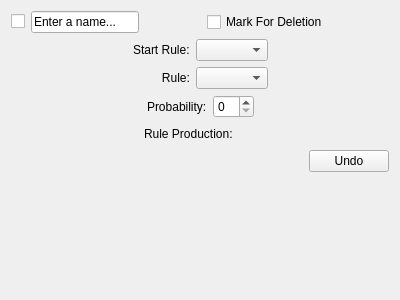
Before: the Qt Designer form GUI/L_System/Rules/ruleEntry.ui in Binyamin-Brion/L-System-Visualizer, drawn with Qt 5.
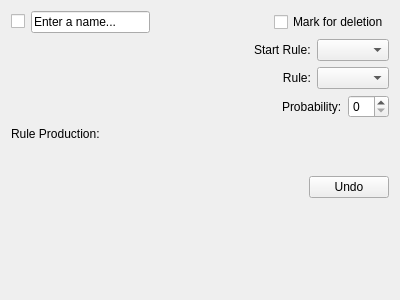
After: the same form once the commit is applied.

Commit message: - Output of running script is shown visually (no rendering of models yet though- just text output showing depth results) - Fixed bugs that occurred when running (execution and interpreting the script) - Rule entries in the GUI portion have their list of available variables and constants automatically updated instead of having to push a 'Refresh' button

Patch:
```diff
--- a/GUI/L_System/Rules/ruleEntry.ui
+++ b/GUI/L_System/Rules/ruleEntry.ui
@@ -46,23 +46,10 @@
      <item>
       <widget class="QCheckBox" name="selectedCheckBox">
        <property name="text">
-        <string>Mark For Deletion</string>
+        <string>Mark for deletion</string>
        </property>
       </widget>
      </item>
-     <item>
-      <spacer name="horizontalSpacer_6">
-       <property name="orientation">
-        <enum>Qt::Horizontal</enum>
-       </property>
-       <property name="sizeHint" stdset="0">
-        <size>
-         <width>40</width>
-         <height>20</height>
-        </size>
-       </property>
-      </spacer>
-     </item>
     </layout>
    </item>
    <item>
@@ -90,19 +77,6 @@
      <item>
       <widget class="QComboBox" name="startComboBox"/>
      </item>
-     <item>
-      <spacer name="horizontalSpacer_4">
-       <property name="orientation">
-        <enum>Qt::Horizontal</enum>
-       </property>
-       <property name="sizeHint" stdset="0">
-        <size>
-         <width>40</width>
-         <height>20</height>
-        </size>
-       </property>
-      </spacer>
-     </item>
     </layout>
    </item>
    <item>
@@ -130,19 +104,6 @@
      <item>
       <widget class="QComboBox" name="ruleComboBox"/>
      </item>
-     <item>
-      <spacer name="horizontalSpacer_7">
-       <property name="orientation">
-        <enum>Qt::Horizontal</enum>
-       </property>
-       <property name="sizeHint" stdset="0">
-        <size>
-         <width>40</width>
-         <height>20</height>
-        </size>
-       </property>
-      </spacer>
-     </item>
     </layout>
    </item>
    <item>
@@ -170,36 +131,10 @@
      <item>
       <widget class="QSpinBox" name="probabliltyValue"/>
      </item>
-     <item>
-      <spacer name="horizontalSpacer_10">
-       <property name="orientation">
-        <enum>Qt::Horizontal</enum>
-       </property>
-       <property name="sizeHint" stdset="0">
-        <size>
-         <width>40</width>
-         <height>20</height>
-        </size>
-       </property>
-      </spacer>
-     </item>
     </layout>
    </item>
    <item>
     <layout class="QHBoxLayout" name="horizontalLayout_4">
-     <item>
-      <spacer name="horizontalSpacer_5">
-       <property name="orientation">
-        <enum>Qt::Horizontal</enum>
-       </property>
-       <property name="sizeHint" stdset="0">
-        <size>
-         <width>40</width>
-         <height>20</height>
-        </size>
-       </property>
-      </spacer>
-     </item>
      <item>
       <widget class="QLabel" name="endRuleLabel">
        <property name="text">
@@ -232,7 +167,31 @@
    <item>
     <layout class="QHBoxLayout" name="horizontalLayout_7">
      <item>
-      <spacer name="horizontalSpacer_11">
+      <spacer name="horizontalSpacer_5">
+       <property name="orientation">
+        <enum>Qt::Horizontal</enum>
+       </property>
+       <property name="sizeHint" stdset="0">
+        <size>
+         <width>40</width>
+         <height>20</height>
+        </size>
+       </property>
+      </spacer>
+     </item>
+     <item>
+      <widget class="QLabel" name="productionLabel">
+       <property name="text">
+        <string/>
+       </property>
+      </widget>
+     </item>
+    </layout>
+   </item>
+   <item>
+    <layout class="QHBoxLayout" name="horizontalLayout_5">
+     <item>
+      <spacer name="horizontalSpacer_4">
        <property name="orientation">
         <enum>Qt::Horizontal</enum>
        </property>
```
The commit also changes 52 other files.
